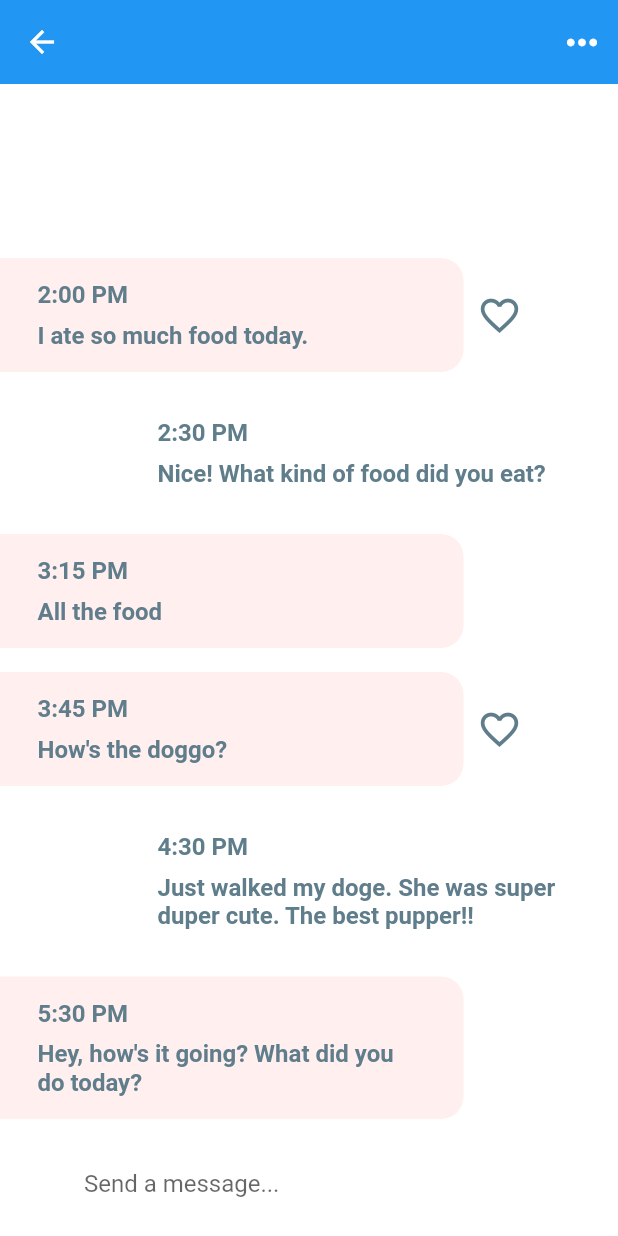
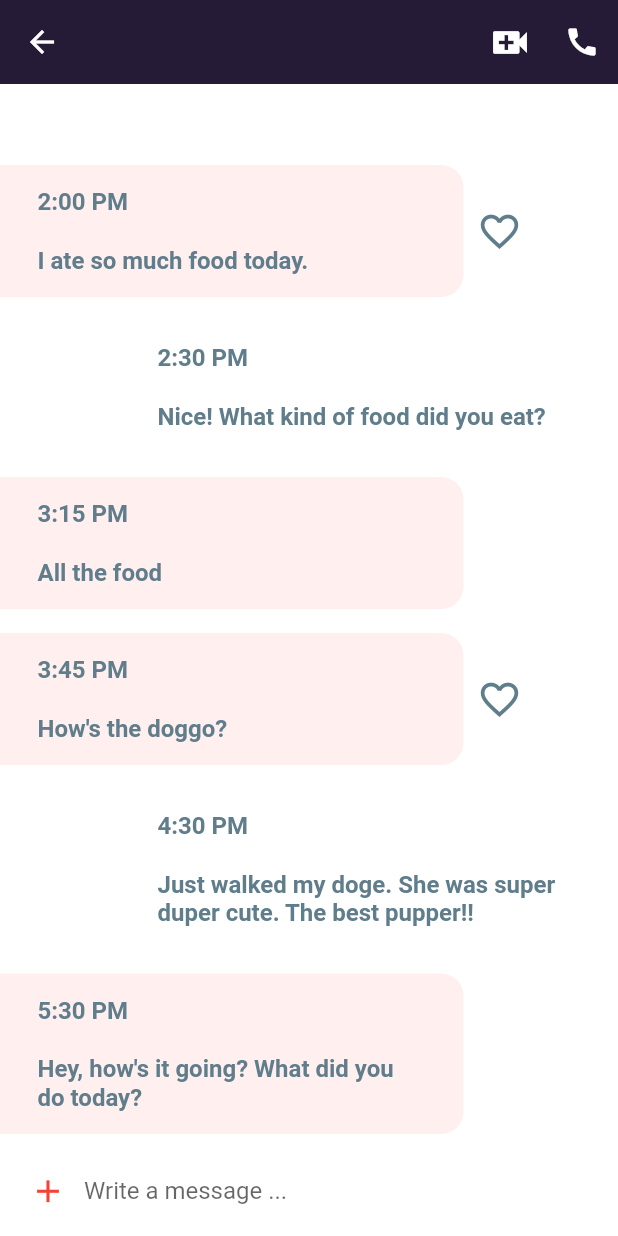
Before and after one commit to bilalahmad9378/Whatsapp, a Flutter app: the ChatScreen screen opened directly with empty values, on a phone screen of 412 x 824 dp. Run offline on Flutter 3.47's test engine with Material 2 defaults, Android fonts, the phone set to English and light mode, and no system bars.

Commit message:
first commit

```diff
--- a/lib/main.dart
+++ b/lib/main.dart
@@ -1,4 +1,6 @@
 import 'package:flutter/material.dart';
+import 'package:flutter_chat_ui/chatpage.dart';
+import 'package:flutter_chat_ui/screens/chat_screen.dart';
 import 'package:flutter_chat_ui/screens/home_screen.dart';
 import 'package:flutter_chat_ui/second.dart';
 
@@ -16,7 +18,9 @@ class MyApp extends StatelessWidget {
           // primarySwatch: Colors.white
           accentColor: Colors.white,
         ),
-      home: HomeScreen(),
+        home: Second()
+        //HomeScreen(),
+        // ChatScreen(),
         );
   }
 }
--- a/lib/screens/chat_screen.dart
+++ b/lib/screens/chat_screen.dart
@@ -49,7 +49,7 @@ class _ChatScreenState extends State<ChatScreen> {
               fontWeight: FontWeight.w600,
             ),
           ),
-          SizedBox(height: 8.0),
+          SizedBox(height: 20.0),
           Text(
             message.text,
             style: TextStyle(
@@ -84,14 +84,15 @@ class _ChatScreenState extends State<ChatScreen> {
   _buildMessageComposer() {
     return Container(
       padding: EdgeInsets.symmetric(horizontal: 8.0),
-      height: 70.0,
+      height: 60.0,
       color: Colors.white,
       child: Row(
         children: <Widget>[
           IconButton(
-            icon: Icon(Icons.photo),
+            icon: Icon(Icons.add),
             iconSize: 25.0,
-            color: Theme.of(context).primaryColor,
+            color: Colors.red,
+            // color: Theme.of(context).primaryColor,
             onPressed: () {},
           ),
           Expanded(
@@ -99,12 +100,12 @@ class _ChatScreenState extends State<ChatScreen> {
               textCapitalization: TextCapitalization.sentences,
               onChanged: (value) {},
               decoration: InputDecoration.collapsed(
-                hintText: 'Send a message...',
+                hintText: 'Write a message ...',
               ),
             ),
           ),
           IconButton(
-            icon: Icon(Icons.send),
+            icon: Icon(Icons.arrow_forward),
             iconSize: 25.0,
             color: Theme.of(context).primaryColor,
             onPressed: () {},
@@ -119,21 +120,30 @@ class _ChatScreenState extends State<ChatScreen> {
     return Scaffold(
       backgroundColor: Theme.of(context).primaryColor,
       appBar: AppBar(
+        leading: Icon(
+          Icons.arrow_back,
+          color: Colors.white,
+        ),
+        backgroundColor: Color(0xff251B37),
         title: Text(
           widget.user.name,
           style: TextStyle(
-            fontSize: 28.0,
-            fontWeight: FontWeight.bold,
-          ),
+              fontSize: 28.0, fontWeight: FontWeight.bold, color: Colors.white),
         ),
         elevation: 0.0,
         actions: <Widget>[
           IconButton(
-            icon: Icon(Icons.more_horiz),
+            icon: Icon(Icons.video_call),
             iconSize: 30.0,
             color: Colors.white,
             onPressed: () {},
           ),
+          IconButton(
+              onPressed: () {},
+              icon: Icon(
+                Icons.call,
+                color: Colors.white,
+              ))
         ],
       ),
       body: GestureDetector(
--- a/lib/widgets/recent_chats.dart
+++ b/lib/widgets/recent_chats.dart
@@ -1,6 +1,8 @@
 import 'package:flutter/material.dart';
+import 'package:flutter_chat_ui/chatpage.dart';
 import 'package:flutter_chat_ui/models/message_model.dart';
 import 'package:flutter_chat_ui/screens/chat_screen.dart';
+import 'package:flutter_chat_ui/second.dart';
 
 class RecentChats extends StatelessWidget {
   @override
@@ -24,14 +26,8 @@ class RecentChats extends StatelessWidget {
             itemBuilder: (BuildContext context, int index) {
               final Message chat = chats[index];
               return GestureDetector(
-                onTap: () => Navigator.push(
-                  context,
-                  MaterialPageRoute(
-                    builder: (_) => ChatScreen(
-                      user: chat.sender,
-                    ),
-                  ),
-                ),
+                onTap: () => Navigator.push(context,
+                    MaterialPageRoute(builder: (context) => ChatScreen())),
                 child: Container(
                   margin: EdgeInsets.only(top: 5.0, bottom: 5.0, right: 20.0),
                   padding:
@@ -98,6 +94,7 @@ class RecentChats extends StatelessWidget {
                                   height: 20.0,
                                   decoration: BoxDecoration(
                                     color: Theme.of(context).primaryColor,
+                                    // color: Colors.white,
                                     borderRadius: BorderRadius.circular(30.0),
                                   ),
                                   alignment: Alignment.center,
```
Also changed, not shown: lib/chatpage.dart (added, +238 -0 lines), lib/screens/home_screen.dart (+0 -28 lines), pubspec.yaml (+9 -1 lines), assets/images/baby.jpg (added), pubspec.lock, 1 other file. Lines whose indentation alone changed are shown as unchanged.
